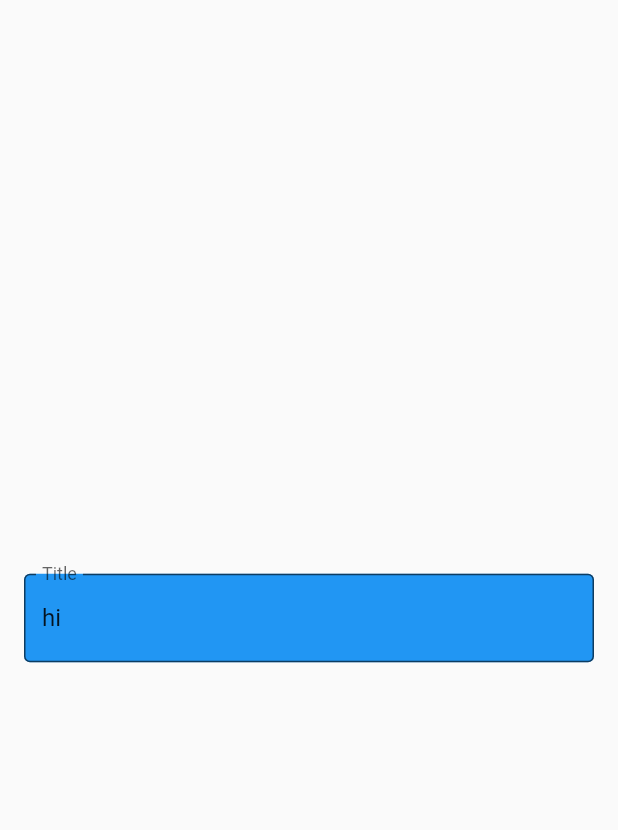
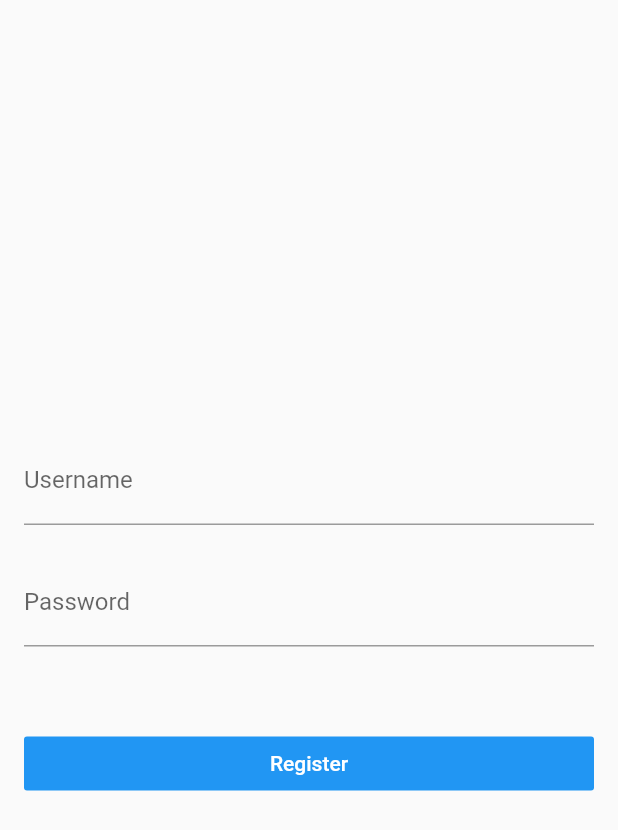
Before and after one commit to automation2015/flutterstudy3, a Flutter app: the screen it shows after launch, on a phone screen of 412 x 824 dp. Shown: the top 830 px of the screen. Run offline on Flutter 3.47's test engine with Material 2 defaults, Android fonts, the phone set to English and light mode, and no system bars.

Commit message:
Form Study

```diff
--- a/lib/demo/form_demo.dart
+++ b/lib/demo/form_demo.dart
@@ -1,6 +1,10 @@
 import 'package:flutter/material.dart';
+
 /*
-1、重新定义主题颜色和样式
+1、重新定义主题颜色和样式: color: Theme.of(context).accentColor，ThemeData(primaryColor: Colors.black),//该方式完全替代之前的主题，Theme.of(context).copyWith(
+              //该方式仅修改部分样式,如仅仅修改primaryColor，其他样式保持与主题样式一致；
+2、TextField：
+3、Form：TextFormField；key，使用key引用表单，获取表单数据；
 */
 class FormDemo extends StatelessWidget {
   @override
@@ -8,67 +12,156 @@ class FormDemo extends StatelessWidget {
     return Scaffold(
         body: Theme(
             //child: ThemeDemo(),
-      child: Container(padding: EdgeInsets.all(16.0),
-      child: Column(mainAxisAlignment: MainAxisAlignment.center,
+            child: Container(
+              padding: EdgeInsets.all(16.0),
+              child: Column(
+                mainAxisAlignment: MainAxisAlignment.center,
                 children: <Widget>[
-        TextFieldDemo()
-      ],),),
+                  //TextFieldDemo()
+                  RegisterFormDemo()
+                ],
+              ),
+            ),
             //data: ThemeData(primaryColor: Colors.black),//该方式完全替代之前的主题
-      data:Theme.of(context).copyWith(//该方式仅修改部分样式
-        primaryColor:Colors.green,
-      )
-    ));
+            data: Theme.of(context).copyWith(
+              //该方式仅修改部分样式,如仅仅修改primaryColor，其他样式保持与主题样式一致
+              primaryColor: Colors.green,
+            )));
   }
 }
 
+class RegisterFormDemo extends StatefulWidget {
+  @override
+  _RegisteDemoState createState() => _RegisteDemoState();
+}
+
+class _RegisteDemoState extends State<RegisterFormDemo> {
+  String username, password;
+  final registerFormKey = GlobalKey<FormState>();
+  bool autovalidate = false;
+  String validateUsername(value) {
+    if (value.isEmpty) {
+      return 'Username is required.';
+    }
+    return null;
+  }
+
+  String validatePassword(value) {
+    if (value.isEmpty) {
+      return 'Password is required.';
+    }
+    return null;
+  }
+
+  void submitRegisterForm() {
+    if (registerFormKey.currentState.validate()) {
+      registerFormKey.currentState.save();
+      debugPrint('username:$username');
+      debugPrint('password:$password');
+      Scaffold.of(context).showSnackBar(SnackBar(content: Text('Registering...'),));
+    } else {
+      setState(() {
+        autovalidate = true;
+      });
+    }
+  }
+
+  @override
+  Widget build(BuildContext context) {
+    return Form(
+      key: registerFormKey,
+      child: Column(
+        children: <Widget>[
+          TextFormField(
+            validator: validateUsername,//验证输入文本是否有效
+            autovalidate: autovalidate,//自动校验，
+            decoration: InputDecoration(labelText: 'Username',
+             helperText: ''//自动校验的信息提示
+             ),
+            onSaved: (value) {
+              username = value;
+            },
+          ),
+          TextFormField(
+            validator: validatePassword,
+            autovalidate: autovalidate,
+            obscureText: true,
+            decoration: InputDecoration(labelText: 'Password', helperText: ''),
+            onSaved: (value) {
+              password = value;
+            },
+          ),
+          SizedBox(
+            height: 32.0,
+          ),
+          Container(
+              width: double.infinity,
+              child: RaisedButton(
+                color: Theme.of(context).accentColor,
+                onPressed: submitRegisterForm,
+                child: Text(
+                  'Register',
+                  style: TextStyle(color: Colors.white),
+                ),
+                elevation: 0.0,
+              ))
+        ],
+      ),
+    );
+  }
+}
 
 class TextFieldDemo extends StatefulWidget {
-
-
   @override
   _TextFieldDemoState createState() => _TextFieldDemoState();
 }
 
 class _TextFieldDemoState extends State<TextFieldDemo> {
-   final textEditingController=TextEditingController();
+  final textEditingController = TextEditingController();
   @override
   void dispose() {
     textEditingController.dispose();
     super.dispose();
+  }
 
-  }
   @override
   void initState() {
     super.initState();
-    textEditingController.text='hi';
+    textEditingController.text = 'hi';
+    textEditingController.addListener(() {
+      debugPrint('input:${textEditingController.text}');
+    });
   }
+
   @override
   Widget build(BuildContext context) {
-    return
-         TextField(
+    return TextField(
       controller: textEditingController,
-           onChanged: (value){
-             debugPrint('input:$value');
-           },
-           onSubmitted: (value){
+      // onChanged: (value) {
+      //   debugPrint('input:$value');
+      // },
+      onSubmitted: (value) {
         debugPrint('submitter:$value');
       },
       decoration: InputDecoration(
-             filled: true,
-            fillColor: Colors.blue,
-            // border: InputBorder.none,
-            border: OutlineInputBorder(),
+        icon: Icon(Icons.subject),
         labelText: 'Title',
-             hintText: 'Enter post title.'),
+        hintText: 'Enter post title.',
+        filled: true, //设置文本框内部是否填充颜色
+        fillColor: Colors.green, //设置文本框内部填充的颜色
+        // border: InputBorder.none,//默认文本框下边有一条边线，通过该命令可以不显示边线
+        //border: OutlineInputBorder(),//设置文本框四周都有边框
+      ),
     );
   }
 }
+
 class ThemeDemo extends StatelessWidget {
   @override
   Widget build(BuildContext context) {
     return Container(
       //color: Theme.of(context).primaryColor,
-      color:Theme.of(context).accentColor,
+      color: Theme.of(context).accentColor,
       child: Container(),
     );
   }
```
Lines whose indentation alone changed are shown as unchanged.
